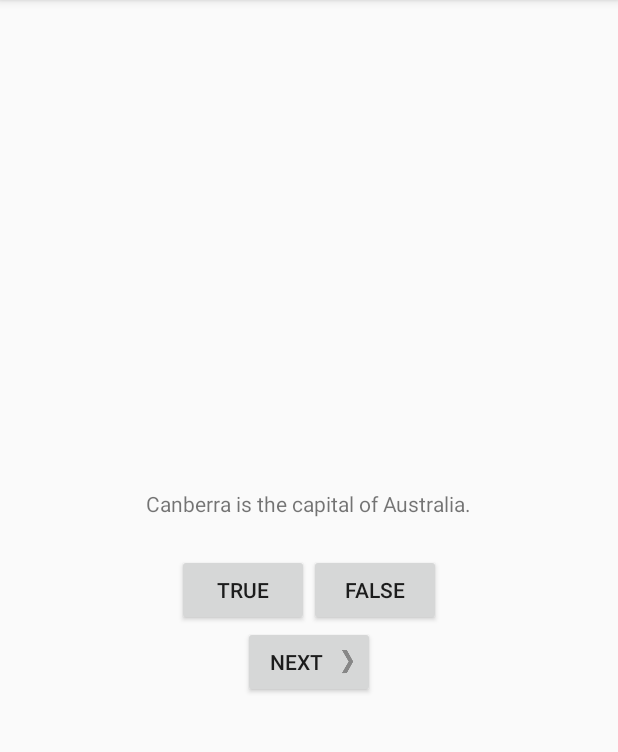
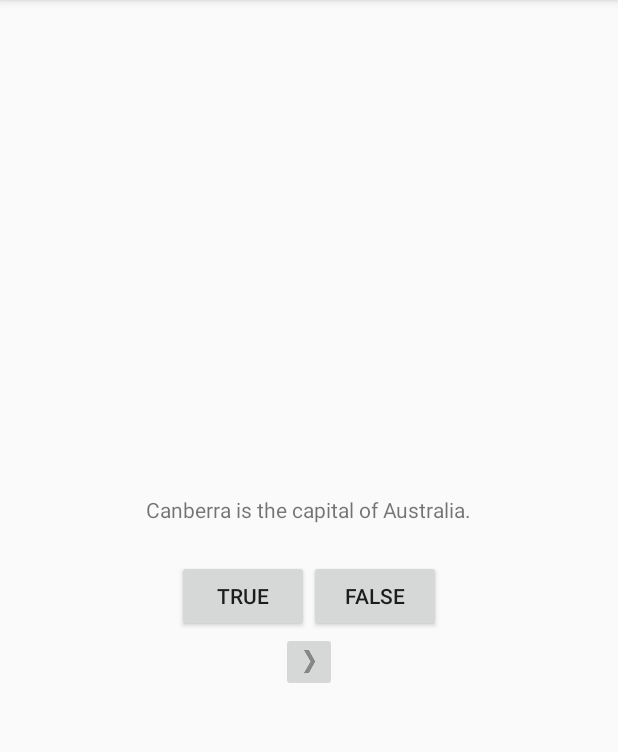
Before and after one commit to jobartucz/GeoQuiz, an Android app: the screen it shows after launch (MainActivity), on a phone screen of 412 x 824 dp, the part 84-836 px from its top. Run offline under Robolectric (Android 15) with nearby library versions, the phone set to English and light mode, and no system bars.

Commit message:
changed text button to image button for the nextButton

```diff
--- a/app/src/main/java/com/ctech/bartucz/geoquiz/MainActivity.java
+++ b/app/src/main/java/com/ctech/bartucz/geoquiz/MainActivity.java
@@ -4,6 +4,7 @@ import android.support.v7.app.AppCompatActivity;
 import android.os.Bundle;
 import android.view.View;
 import android.widget.Button;
+import android.widget.ImageButton;
 import android.widget.TextView;
 import android.widget.Toast;
 
@@ -11,7 +12,8 @@ public class MainActivity extends AppCompatActivity {
 
     private Button mTrueButton;
     private Button mFalseButton;
-    private Button mNextButton;
+    private ImageButton mNextButton;
+
     private TextView mQuestionTextView;
 
     private Question[] mQuestionBank = new Question[] {
--- a/app/src/main/res/layout/activity_main.xml
+++ b/app/src/main/res/layout/activity_main.xml
@@ -31,12 +31,11 @@
 
     </LinearLayout>
 
-    <Button
+    <ImageButton
         android:id="@+id/next_button"
         android:layout_width="wrap_content"
         android:layout_height="wrap_content"
-        android:text="@string/next_button"
-        android:drawableRight="@drawable/arrow_right"
-        android:drawablePadding="4dp" />
+        android:src="@drawable/arrow_right"
+        android:contentDescription="@string/next_button_content_description"/>
 
 </LinearLayout>
--- a/app/src/main/res/values/strings.xml
+++ b/app/src/main/res/values/strings.xml
@@ -5,6 +5,7 @@
     <string name="next_button">Next</string>
     <string name="correct_toast">Correct!</string>
     <string name="incorrect_toast">Incorrect!</string>
+    <string name="next_button_content_description">Go to the next question.</string>
     <string name="question_australia">Canberra is the capital of Australia.</string>
     <string name="question_oceans">The Pacific Ocean is larger than the Atlantic Ocean.</string>
     <string name="question_mideast">The Suez Canal connects the Red Sea and the Indian Ocean.</string>
```
